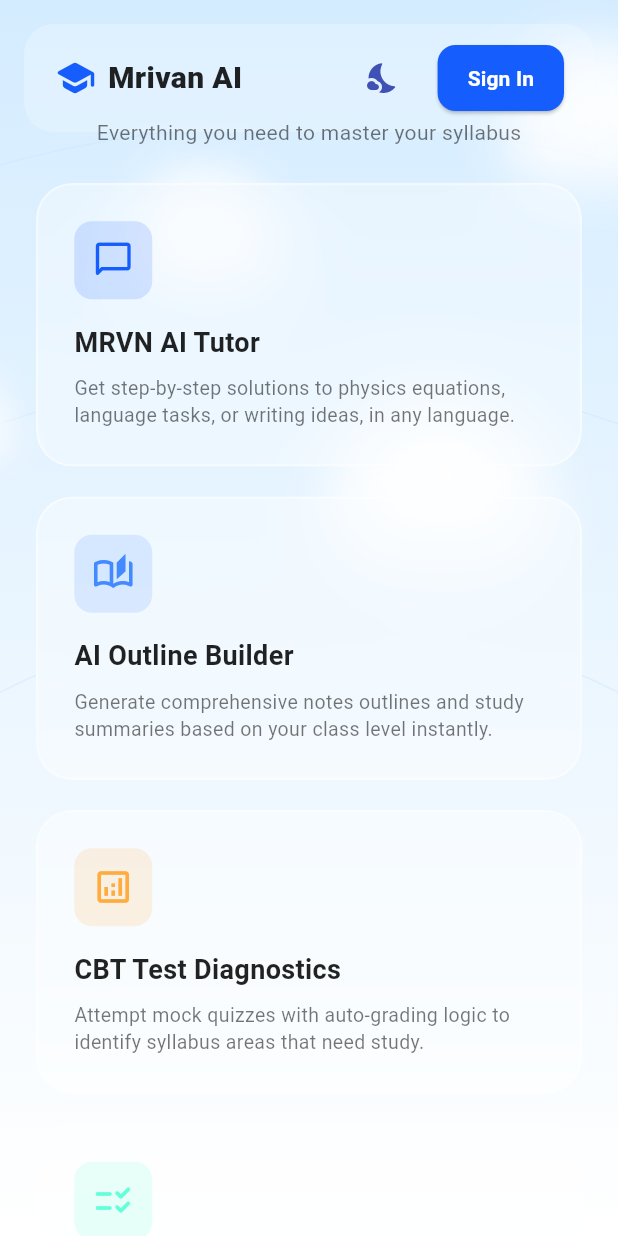
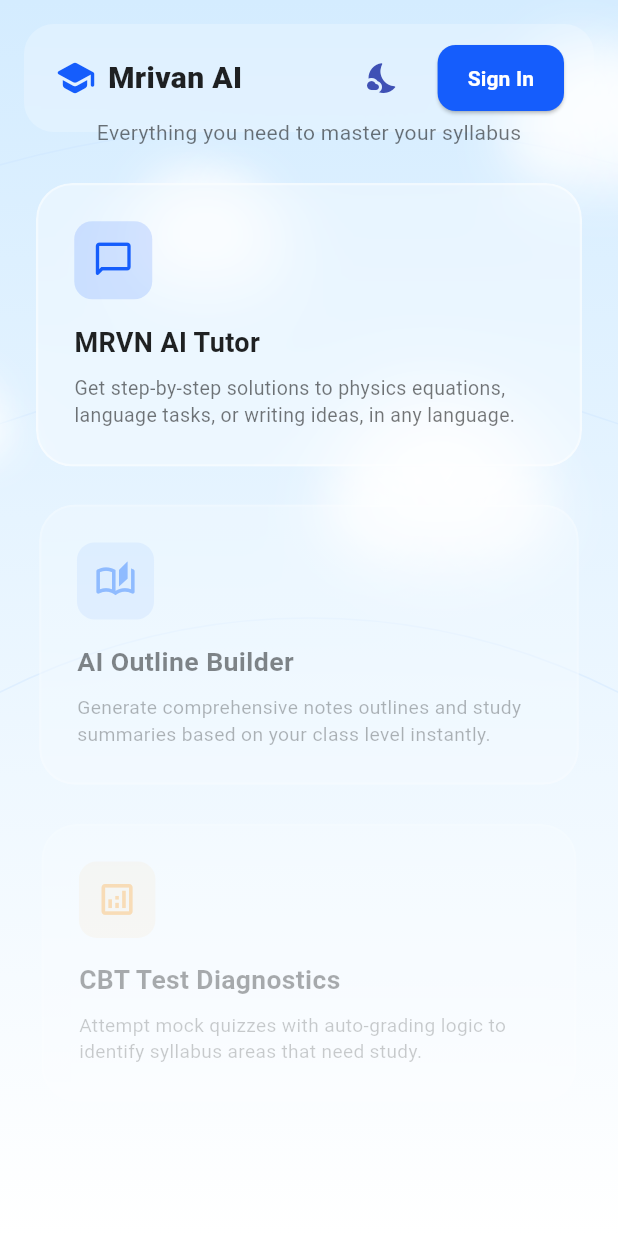
Before and after one commit to ashvinchavara/Mrivan-AI, a Flutter app: the screen it shows after launch, scrolled down 576 dp, on a phone screen of 412 x 824 dp. Run offline on Flutter 3.47's test engine with Material 3 defaults, Android fonts, the phone set to English and light mode, and no system bars; our stand-ins replace google_sign_in, supabase_flutter; accounts and stored records are empty.

Commit message:
feat: implement futuristic scroll entrance animations with staggered delays on landing page

```diff
--- a/mrivan_ai/lib/presentation/screens/auth/landing_page.dart
+++ b/mrivan_ai/lib/presentation/screens/auth/landing_page.dart
@@ -12,6 +12,19 @@ class LandingPageScreen extends StatefulWidget {
 
 class _LandingPageScreenState extends State<LandingPageScreen> {
   bool _isDarkMode = false;
+  late final ScrollController _scrollController;
+
+  @override
+  void initState() {
+    super.initState();
+    _scrollController = ScrollController();
+  }
+
+  @override
+  void dispose() {
+    _scrollController.dispose();
+    super.dispose();
+  }
 
   void _navigateToLogin() {
     Navigator.push(
@@ -106,28 +119,41 @@ class _LandingPageScreenState extends State<LandingPageScreen> {
             Positioned.fill(
               top: MediaQuery.of(context).padding.top + 80,
               child: SingleChildScrollView(
+                controller: _scrollController,
                 padding: const EdgeInsets.symmetric(horizontal: 24, vertical: 32),
                 child: Column(
                   children: [
                     // SECTION 1: HERO
                     const SizedBox(height: 30),
-                    _buildHeroSection(isDesktop),
+                    ScrollFadeIn(
+                      controller: _scrollController,
+                      child: _buildHeroSection(isDesktop),
+                    ),
 
                     const SizedBox(height: 60),
                     // SECTION 2: FEATURES
-                    _buildSectionHeader('Powerful Features', 'Everything you need to master your syllabus'),
+                    ScrollFadeIn(
+                      controller: _scrollController,
+                      child: _buildSectionHeader('Powerful Features', 'Everything you need to master your syllabus'),
+                    ),
                     const SizedBox(height: 24),
                     _buildFeaturesGrid(isDesktop),
 
                     const SizedBox(height: 60),
                     // SECTION 3: PRICING
-                    _buildSectionHeader('Pricing Plans', 'Choose the speed that matches your studies'),
+                    ScrollFadeIn(
+                      controller: _scrollController,
+                      child: _buildSectionHeader('Pricing Plans', 'Choose the speed that matches your studies'),
+                    ),
                     const SizedBox(height: 24),
                     _buildPricingGrid(isDesktop),
 
                     const SizedBox(height: 60),
                     // SECTION 4: CALL TO ACTION
-                    _buildCtaBanner(),
+                    ScrollFadeIn(
+                      controller: _scrollController,
+                      child: _buildCtaBanner(),
+                    ),
 
                     const SizedBox(height: 40),
                     // FOOTER
@@ -270,41 +296,52 @@ class _LandingPageScreenState extends State<LandingPageScreen> {
 
   Widget _buildFeaturesGrid(bool isDesktop) {
     final double cardWidth = isDesktop ? 340 : double.infinity;
+    final List<Map<String, dynamic>> features = [
+      {
+        'title': 'MRVN AI Tutor',
+        'description': 'Get step-by-step solutions to physics equations, language tasks, or writing ideas, in any language.',
+        'icon': Icons.chat_bubble_outline_rounded,
+        'color': const Color(0xFF155DFC),
+      },
+      {
+        'title': 'AI Outline Builder',
+        'description': 'Generate comprehensive notes outlines and study summaries based on your class level instantly.',
+        'icon': Icons.auto_stories_outlined,
+        'color': Colors.blueAccent,
+      },
+      {
+        'title': 'CBT Test Diagnostics',
+        'description': 'Attempt mock quizzes with auto-grading logic to identify syllabus areas that need study.',
+        'icon': Icons.analytics_outlined,
+        'color': Colors.orangeAccent,
+      },
+      {
+        'title': 'unified School CRM',
+        'description': 'A shared workspace linking attendance logs, homework entries, and performance cards.',
+        'icon': Icons.checklist_rtl_rounded,
+        'color': Colors.tealAccent,
+      },
+    ];
+
     return Center(
       child: Wrap(
         spacing: 20,
         runSpacing: 20,
         alignment: WrapAlignment.center,
-        children: [
-          _buildFeatureCard(
-            title: 'MRVN AI Tutor',
-            description: 'Get step-by-step solutions to physics equations, language tasks, or writing ideas, in any language.',
-            icon: Icons.chat_bubble_outline_rounded,
-            color: const Color(0xFF155DFC),
+        children: List.generate(features.length, (index) {
+          final feat = features[index];
+          return ScrollFadeIn(
+            controller: _scrollController,
+            delayMs: index * 100.0,
+            child: _buildFeatureCard(
+              title: feat['title'] as String,
+              description: feat['description'] as String,
+              icon: feat['icon'] as IconData,
+              color: feat['color'] as Color,
               width: cardWidth,
             ),
-          _buildFeatureCard(
-            title: 'AI Outline Builder',
-            description: 'Generate comprehensive notes outlines and study summaries based on your class level instantly.',
-            icon: Icons.auto_stories_outlined,
-            color: Colors.blueAccent,
-            width: cardWidth,
-          ),
-          _buildFeatureCard(
-            title: 'CBT Test Diagnostics',
-            description: 'Attempt mock quizzes with auto-grading logic to identify syllabus areas that need study.',
-            icon: Icons.analytics_outlined,
-            color: Colors.orangeAccent,
-            width: cardWidth,
-          ),
-          _buildFeatureCard(
-            title: 'unified School CRM',
-            description: 'A shared workspace linking attendance logs, homework entries, and performance cards.',
-            icon: Icons.checklist_rtl_rounded,
-            color: Colors.tealAccent,
-            width: cardWidth,
-          ),
-        ],
+          );
+        }),
       ),
     );
   }
@@ -364,7 +401,10 @@ class _LandingPageScreenState extends State<LandingPageScreen> {
         alignment: WrapAlignment.center,
         children: [
           // 1. Basic Plan
-          _buildPricingCard(
+          ScrollFadeIn(
+            controller: _scrollController,
+            delayMs: 0.0,
+            child: _buildPricingCard(
               title: 'Basic 📚',
               price: 'Free',
               subtitle: 'Essential features for single students',
@@ -378,9 +418,13 @@ class _LandingPageScreenState extends State<LandingPageScreen> {
               isPremium: false,
               width: cardWidth,
             ),
+          ),
 
           // 2. Pro Student
-          _buildPricingCard(
+          ScrollFadeIn(
+            controller: _scrollController,
+            delayMs: 100.0,
+            child: _buildPricingCard(
               title: 'Pro Student 🚀',
               price: '₹299',
               subtitle: 'Unlimited learning & AI tools',
@@ -396,9 +440,13 @@ class _LandingPageScreenState extends State<LandingPageScreen> {
               isPremium: false,
               width: cardWidth,
             ),
+          ),
 
           // 3. Exam Aspirant
-          _buildPricingCard(
+          ScrollFadeIn(
+            controller: _scrollController,
+            delayMs: 200.0,
+            child: _buildPricingCard(
               title: 'Exam Aspirant 🎯',
               price: '₹499',
               subtitle: 'Cracking competitive tests',
@@ -414,9 +462,13 @@ class _LandingPageScreenState extends State<LandingPageScreen> {
               isPremium: true,
               width: cardWidth,
             ),
+          ),
 
           // 4. Premium AI
-          _buildPricingCard(
+          ScrollFadeIn(
+            controller: _scrollController,
+            delayMs: 300.0,
+            child: _buildPricingCard(
               title: 'Premium AI 🤖',
               price: '₹999',
               subtitle: 'Ultimate researcher & advisor tools',
@@ -433,9 +485,13 @@ class _LandingPageScreenState extends State<LandingPageScreen> {
               isPremium: false,
               width: cardWidth,
             ),
+          ),
 
           // 5. Campus Plan
-          _buildPricingCard(
+          ScrollFadeIn(
+            controller: _scrollController,
+            delayMs: 400.0,
+            child: _buildPricingCard(
               title: 'Campus Plan 🏫',
               price: '₹49–99',
               subtitle: 'For schools and institutions',
@@ -452,6 +508,7 @@ class _LandingPageScreenState extends State<LandingPageScreen> {
               ctaText: 'Contact School Admin',
               isPremium: false,
               width: cardWidth,
+            ),
           ),
         ],
       ),
@@ -647,3 +704,103 @@ class _LandingPageScreenState extends State<LandingPageScreen> {
     );
   }
 }
+
+class ScrollFadeIn extends StatefulWidget {
+  final Widget child;
+  final ScrollController controller;
+  final double delayMs;
+
+  const ScrollFadeIn({
+    super.key,
+    required this.child,
+    required this.controller,
+    this.delayMs = 0,
+  });
+
+  @override
+  State<ScrollFadeIn> createState() => _ScrollFadeInState();
+}
+
+class _ScrollFadeInState extends State<ScrollFadeIn> with SingleTickerProviderStateMixin {
+  late AnimationController _animController;
+  late Animation<double> _opacityAnim;
+  late Animation<Offset> _slideAnim;
+  late Animation<double> _scaleAnim;
+  bool _hasAnimated = false;
+
+  @override
+  void initState() {
+    super.initState();
+    _animController = AnimationController(
+      vsync: this,
+      duration: const Duration(milliseconds: 800),
+    );
+
+    _opacityAnim = Tween<double>(begin: 0.0, end: 1.0).animate(
+      CurvedAnimation(parent: _animController, curve: Curves.easeOut),
+    );
+
+    _slideAnim = Tween<Offset>(begin: const Offset(0.0, 0.1), end: Offset.zero).animate(
+      CurvedAnimation(parent: _animController, curve: Curves.easeOutCubic),
+    );
+
+    _scaleAnim = Tween<double>(begin: 0.95, end: 1.0).animate(
+      CurvedAnimation(parent: _animController, curve: Curves.easeOutCubic),
+    );
+
+    widget.controller.addListener(_checkVisibility);
+    // Also check on the first frame
+    WidgetsBinding.instance.addPostFrameCallback((_) {
+      _checkVisibility();
+    });
+  }
+
+  @override
+  void dispose() {
+    widget.controller.removeListener(_checkVisibility);
+    _animController.dispose();
+    super.dispose();
+  }
+
+  void _checkVisibility() {
+    if (!mounted || _hasAnimated) return;
+
+    final renderBox = context.findRenderObject() as RenderBox?;
+    if (renderBox == null || !renderBox.hasSize || !renderBox.attached) return;
+
+    final position = renderBox.localToGlobal(Offset.zero);
+    final screenHeight = MediaQuery.of(context).size.height;
+
+    // Trigger when the top of the element enters 90% of screen height
+    if (position.dy < screenHeight * 0.9 && position.dy > -renderBox.size.height) {
+      setState(() {
+        _hasAnimated = true;
+      });
+      Future.delayed(Duration(milliseconds: widget.delayMs.toInt()), () {
+        if (mounted) {
+          _animController.forward();
+        }
+      });
+    }
+  }
+
+  @override
+  Widget build(BuildContext context) {
+    return AnimatedBuilder(
+      animation: _animController,
+      builder: (context, child) {
+        return Opacity(
+          opacity: _opacityAnim.value,
+          child: Transform.scale(
+            scale: _scaleAnim.value,
+            child: FractionalTranslation(
+              translation: _slideAnim.value,
+              child: child,
+            ),
+          ),
+        );
+      },
+      child: widget.child,
+    );
+  }
+}
```
Also changed, not shown: 2 other files. Lines whose indentation alone changed are shown as unchanged.
